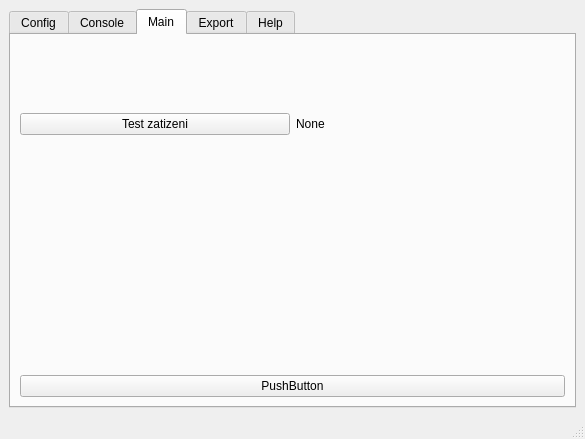
This is tester_adapteru/mainwindow.ui in lamasek/customer_fast as Qt 5 draws it before an edit. The edited form follows.
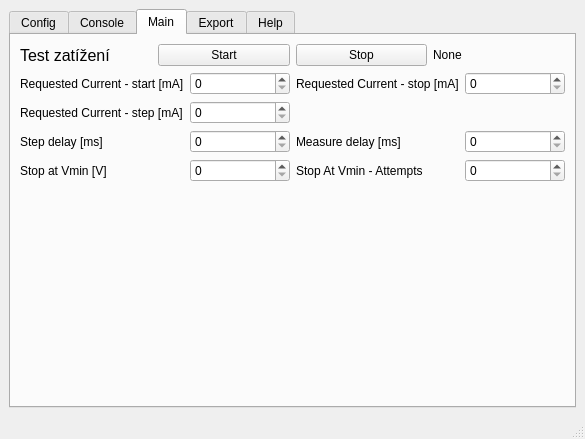
This is the edited form. Custom widgets are drawn as their Qt base class.

Commit message: added cahnging test variables from config to GUI

The edit to the form file:
```diff
--- a/tester_adapteru/mainwindow.ui
+++ b/tester_adapteru/mainwindow.ui
@@ -84,13 +84,32 @@
        </attribute>
        <layout class="QVBoxLayout" name="verticalLayout_2">
         <item>
-         <layout class="QVBoxLayout" name="verticalLayout">
+         <layout class="QVBoxLayout" name="verticalLayout" stretch="0,0,10">
           <item>
            <layout class="QHBoxLayout" name="horizontalLayout_2">
             <item>
-             <widget class="QPushButton" name="pushButton_test_zatizeni">
+             <widget class="QLabel" name="label_8">
+              <property name="font">
+               <font>
+                <pointsize>12</pointsize>
+               </font>
+              </property>
               <property name="text">
-               <string>Test zatizeni</string>
+               <string>Test zatížení</string>
+              </property>
+             </widget>
+            </item>
+            <item>
+             <widget class="QPushButton" name="pushButton_test_zatizeni_start">
+              <property name="text">
+               <string>Start</string>
+              </property>
+             </widget>
+            </item>
+            <item>
+             <widget class="QPushButton" name="pushButton_test_zatizeni_stop">
+              <property name="text">
+               <string>Stop</string>
               </property>
              </widget>
             </item>
@@ -106,6 +125,125 @@
             </item>
            </layout>
           </item>
+          <item>
+           <layout class="QGridLayout" name="gridLayout_2">
+            <item row="1" column="1">
+             <widget class="QSpinBox" name="spinBox_reqmAstep">
+              <property name="maximum">
+               <number>1000000</number>
+              </property>
+              <property name="singleStep">
+               <number>10</number>
+              </property>
+             </widget>
+            </item>
+            <item row="2" column="2">
+             <widget class="QLabel" name="label_12">
+              <property name="text">
+               <string>Measure delay [ms]</string>
+              </property>
+             </widget>
+            </item>
+            <item row="0" column="0">
+             <widget class="QLabel" name="label_4">
+              <property name="text">
+               <string>Requested Current - start [mA]</string>
+              </property>
+             </widget>
+            </item>
+            <item row="1" column="0">
+             <widget class="QLabel" name="label_6">
+              <property name="text">
+               <string>Requested Current - step [mA]</string>
+              </property>
+             </widget>
+            </item>
+            <item row="0" column="1">
+             <widget class="QSpinBox" name="spinBox_reqmAstart">
+              <property name="maximum">
+               <number>1000000</number>
+              </property>
+              <property name="singleStep">
+               <number>1000</number>
+              </property>
+              <property name="stepType">
+               <enum>QAbstractSpinBox::AdaptiveDecimalStepType</enum>
+              </property>
+              <property name="displayIntegerBase">
+               <number>10</number>
+              </property>
+             </widget>
+            </item>
+            <item row="3" column="0">
+             <widget class="QLabel" name="label_10">
+              <property name="text">
+               <string>Stop at Vmin [V]</string>
+              </property>
+             </widget>
+            </item>
+            <item row="3" column="2">
+             <widget class="QLabel" name="label_11">
+              <property name="text">
+               <string>Stop At Vmin - Attempts</string>
+              </property>
+             </widget>
+            </item>
+            <item row="0" column="2">
+             <widget class="QLabel" name="label_5">
+              <property name="text">
+               <string>Requested Current - stop [mA]</string>
+              </property>
+             </widget>
+            </item>
+            <item row="2" column="0">
+             <widget class="QLabel" name="label_9">
+              <property name="text">
+               <string>Step delay [ms]</string>
+              </property>
+             </widget>
+            </item>
+            <item row="0" column="3">
+             <widget class="QSpinBox" name="spinBox_reqmAstop">
+              <property name="maximum">
+               <number>1000000</number>
+              </property>
+              <property name="singleStep">
+               <number>1000</number>
+              </property>
+             </widget>
+            </item>
+            <item row="2" column="1">
+             <widget class="QSpinBox" name="spinBox_time_step_delay">
+              <property name="maximum">
+               <number>1000000</number>
+              </property>
+              <property name="singleStep">
+               <number>100</number>
+              </property>
+             </widget>
+            </item>
+            <item row="2" column="3">
+             <widget class="QSpinBox" name="spinBox_time_measure_delay">
+              <property name="maximum">
+               <number>1000000</number>
+              </property>
+              <property name="singleStep">
+               <number>100</number>
+              </property>
+             </widget>
+            </item>
+            <item row="3" column="1">
+             <widget class="QSpinBox" name="spinBox_stop_mV">
+              <property name="maximum">
+               <number>1000000</number>
+              </property>
+             </widget>
+            </item>
+            <item row="3" column="3">
+             <widget class="QSpinBox" name="spinBox_stop_mVAttempts"/>
+            </item>
+           </layout>
+          </item>
           <item>
            <layout class="QHBoxLayout" name="horizontalLayout_3">
             <item>
@@ -113,13 +251,6 @@
             </item>
            </layout>
           </item>
-          <item>
-           <widget class="QPushButton" name="pushButton_2">
-            <property name="text">
-             <string>PushButton</string>
-            </property>
-           </widget>
-          </item>
          </layout>
         </item>
        </layout>
```
Left out of the diff: 9 changed lines with no effect on the pictures. The commit also changes 2 other files.
